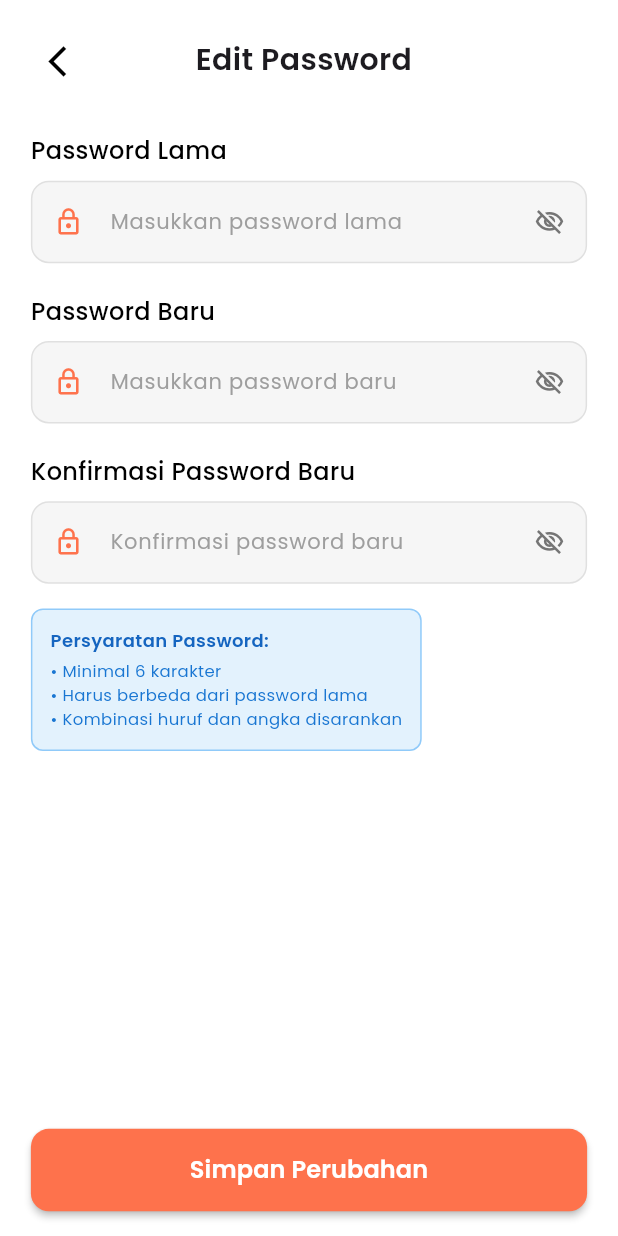
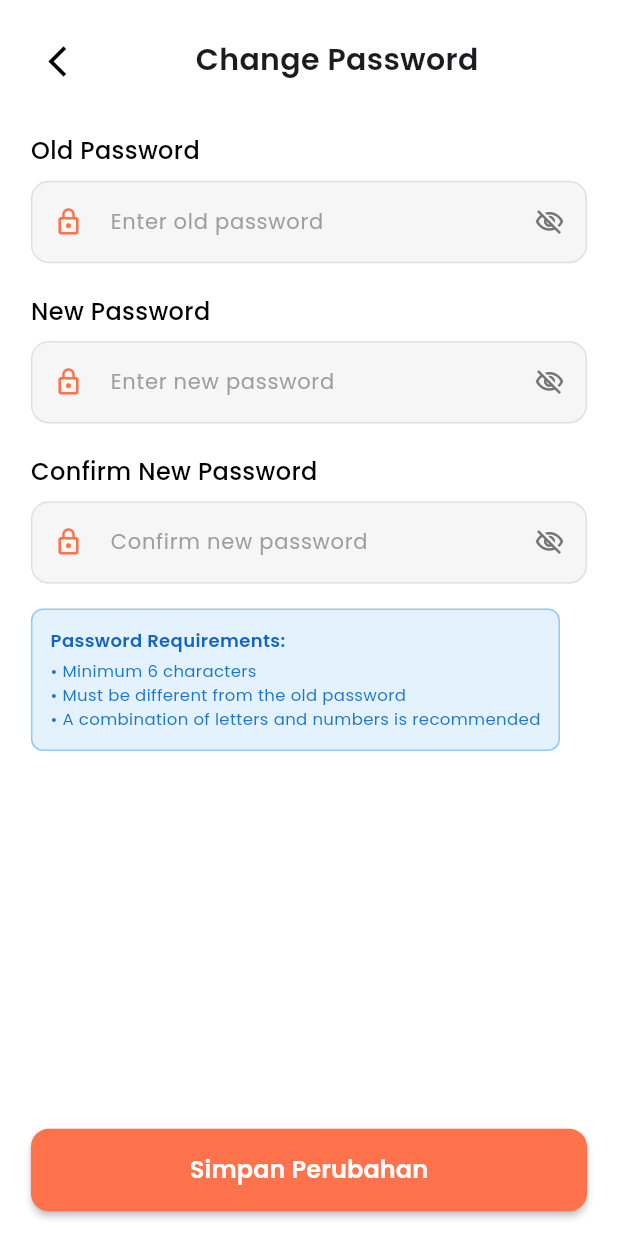
Before and after one commit to Resep-in/resepin-app, a Flutter app: the EditPasswordPage screen opened directly, on a phone screen of 412 x 824 dp. Run offline on Flutter 3.47's test engine with Material 3 defaults, Android fonts, the phone set to English and light mode, and no system bars; our stand-ins replace get, google_fonts, image_picker, persistent_bottom_nav_bar_v2, shared_preferences; accounts and stored records are empty.

Commit message:
feat(profile): en

```diff
--- a/lib/pages/profile/edit_password_page.dart
+++ b/lib/pages/profile/edit_password_page.dart
@@ -91,7 +91,7 @@ class _EditPasswordPageState extends State<EditPasswordPage> {
                   ),
                   SizedBox(width: width * 0.15),
                   Text(
-                    "Edit Password",
+                    "Change Password",
                     style: GoogleFonts.poppins(
                       fontSize: 20,
                       fontWeight: FontWeight.w600,
@@ -110,9 +110,9 @@ class _EditPasswordPageState extends State<EditPasswordPage> {
                     children: [
                       // Old Password Field
                       _buildPasswordField(
-                        label: "Password Lama",
+                        label: "Old Password",
                         controller: _oldPasswordController,
-                        hintText: "Masukkan password lama",
+                        hintText: "Enter old password",
                         obscureText: _obscureOldPassword,
                         onToggleVisibility: () {
                           setState(() {
@@ -124,9 +124,9 @@ class _EditPasswordPageState extends State<EditPasswordPage> {
 
                       // New Password Field
                       _buildPasswordField(
-                        label: "Password Baru",
+                        label: "New Password",
                         controller: _newPasswordController,
-                        hintText: "Masukkan password baru",
+                        hintText: "Enter new password",
                         obscureText: _obscureNewPassword,
                         onToggleVisibility: () {
                           setState(() {
@@ -138,9 +138,9 @@ class _EditPasswordPageState extends State<EditPasswordPage> {
 
                       // Confirm Password Field
                       _buildPasswordField(
-                        label: "Konfirmasi Password Baru",
+                        label: "Confirm New Password",
                         controller: _confirmPasswordController,
-                        hintText: "Konfirmasi password baru",
+                        hintText: "Confirm new password",
                         obscureText: _obscureConfirmPassword,
                         onToggleVisibility: () {
                           setState(() {
@@ -165,7 +165,7 @@ class _EditPasswordPageState extends State<EditPasswordPage> {
                           crossAxisAlignment: CrossAxisAlignment.start,
                           children: [
                             Text(
-                              "Persyaratan Password:",
+                              "Password Requirements:",
                               style: GoogleFonts.poppins(
                                 fontSize: 12,
                                 fontWeight: FontWeight.w600,
@@ -174,7 +174,7 @@ class _EditPasswordPageState extends State<EditPasswordPage> {
                             ),
                             SizedBox(height: 4),
                             Text(
-                              "• Minimal 6 karakter\n• Harus berbeda dari password lama\n• Kombinasi huruf dan angka disarankan",
+                              "• Minimum 6 characters\n• Must be different from the old password\n• A combination of letters and numbers is recommended",
                               style: GoogleFonts.poppins(
                                 fontSize: 11,
                                 color: Colors.blue.shade700,
--- a/lib/pages/profile_page.dart
+++ b/lib/pages/profile_page.dart
@@ -83,14 +83,14 @@ class ProfilePage extends StatelessWidget {
                 },
               ),
               CustomMenuProfile(
-                title: 'Edit Password',
+                title: 'Change Password',
                 icon: Icons.lock,
                 onTap: () {
                   Get.to(() => EditPasswordPage());
                 },
               ),
               CustomMenuProfile(
-                title: 'Info Aplikasi',
+                title: 'Info Application',
                 icon: Icons.info,
                 onTap: () {
                   Get.to(() => InfoAplikasiPage());
@@ -238,14 +238,14 @@ class ProfilePage extends StatelessWidget {
           borderRadius: BorderRadius.circular(15),
         ),
         title: Text(
-          'Konfirmasi Logout',
+          'Confirm Logout',
           style: GoogleFonts.poppins(
             fontSize: 18,
             fontWeight: FontWeight.w600,
           ),
         ),
         content: Text(
-          'Apakah Anda yakin ingin keluar dari aplikasi?',
+          'Are you sure you want to log out of the application?',
           style: GoogleFonts.poppins(
             fontSize: 14,
             color: Colors.grey.shade600,
@@ -255,7 +255,7 @@ class ProfilePage extends StatelessWidget {
           TextButton(
             onPressed: () => Get.back(),
             child: Text(
-              'Batal',
+              'Cancel',
               style: GoogleFonts.poppins(
                 color: Colors.grey.shade600,
                 fontWeight: FontWeight.w500,
@@ -301,7 +301,7 @@ class ProfilePage extends StatelessWidget {
             ),
             SizedBox(height: 16),
             Text(
-              'Sedang logout...',
+              'Logging out...',
               style: GoogleFonts.poppins(
                 fontSize: 14,
                 color: Colors.grey.shade600,
@@ -326,7 +326,7 @@ class ProfilePage extends StatelessWidget {
 
       Get.snackbar(
         'Error',
-        'Terjadi kesalahan saat logout',
+        'An error occurred while logging out',
         backgroundColor: Colors.red,
         colorText: Colors.white,
         snackPosition: SnackPosition.TOP,
```
Also changed, not shown: lib/pages/profile/edit_profile_page.dart (+15 -15 lines), lib/pages/profile/info_aplikasi_page.dart (+6 -6 lines).
